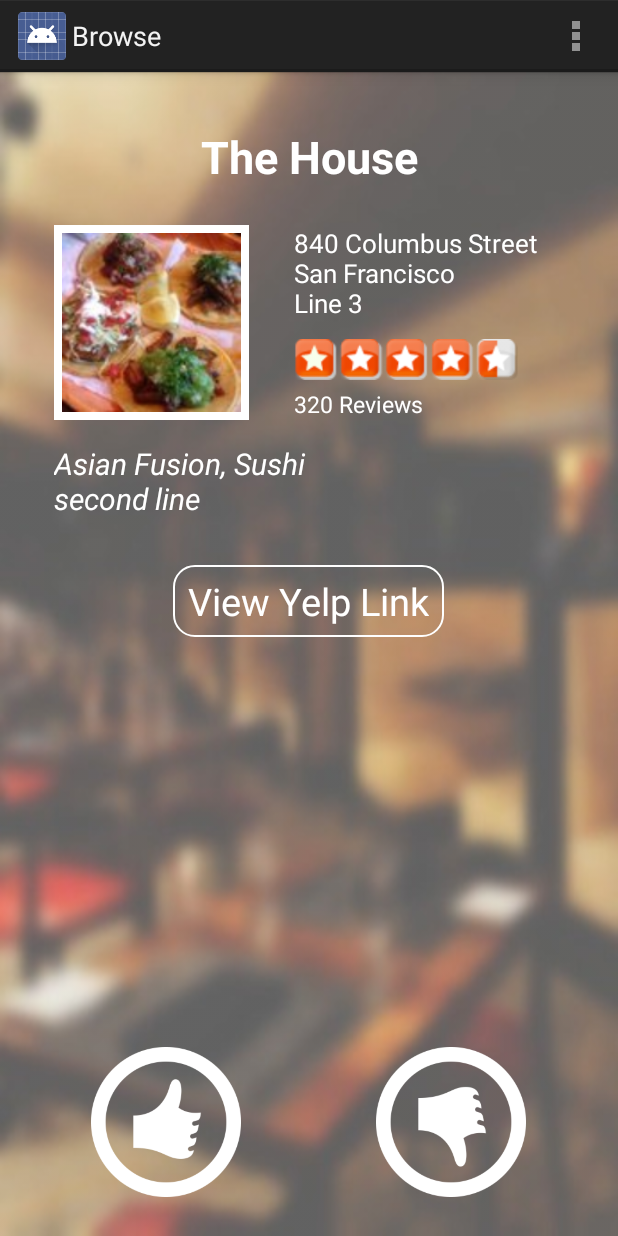
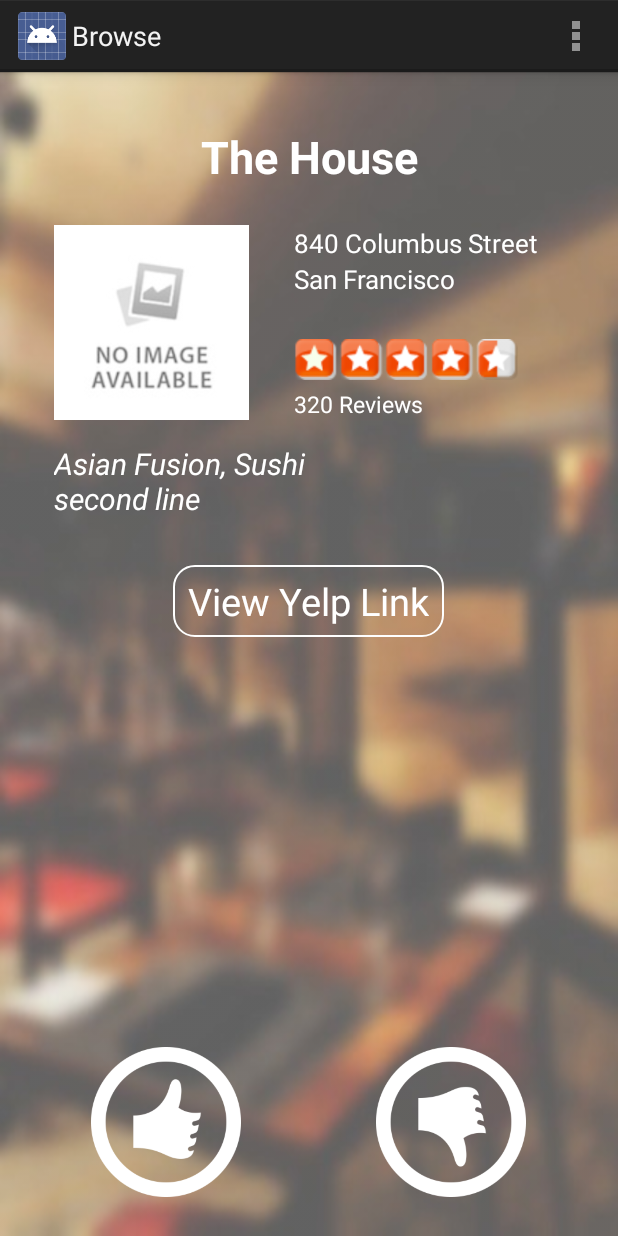
Before and after one commit to calren/Android_EatNow, an Android app: the screen it shows after launch (BrowseActivity), after a tap on "Let me Eat!", on a phone screen of 412 x 824 dp. Run offline under Robolectric (Android 15) with nearby library versions, the phone set to English and light mode, and no system bars; 13 statements that could not run were skipped; 3 other taps on this screen came first.

Commit message:
minor fixes

```diff
--- a/app/src/main/java/com/caren/eatnow/activities/SearchActivity.java
+++ b/app/src/main/java/com/caren/eatnow/activities/SearchActivity.java
@@ -42,12 +42,12 @@ public class SearchActivity extends Activity {
         tvCustom = (TextView) findViewById(R.id.tvCustom);
         btnSearch = (Button) findViewById(R.id.btnSearch);
         etLocation = (EditText) findViewById(R.id.etLocation);
+        pbLoading = (ProgressBar) findViewById(R.id.pbLoading);
 
         setUpListeners();
 
         btnSearch.setOnClickListener(new Button.OnClickListener() {
             public void onClick(View v) {
-                pbLoading = (ProgressBar) findViewById(R.id.pbLoading);
                 pbLoading.setVisibility(ProgressBar.VISIBLE);
                 new YelpAPI(SearchActivity.this).search(getSelectedQuery(), etLocation.getText().toString());
 
@@ -174,4 +174,10 @@ public class SearchActivity extends Activity {
         }
         return super.onOptionsItemSelected(item);
     }
+
+    @Override
+    public void onResume() {
+        super.onResume();
+        pbLoading.setVisibility(ProgressBar.INVISIBLE);
+    }
 }
--- a/app/src/main/java/com/caren/eatnow/models/YelpBusiness.java
+++ b/app/src/main/java/com/caren/eatnow/models/YelpBusiness.java
@@ -14,8 +14,9 @@ public class YelpBusiness implements Serializable {
     private String numOfReviews;
     private String description;
     private String yelpLink;
+    private String city;
 
-    public YelpBusiness(String name, String image, String address, String numOfReviews, String rating, String description, String yelpLink) {
+    public YelpBusiness(String name, String image, String address, String city, String numOfReviews, String rating, String description, String yelpLink) {
         this.name = name;
         this.address = address;
         this.image = image;
@@ -23,6 +24,7 @@ public class YelpBusiness implements Serializable {
         this.rating = rating;
         this.description = description;
         this.yelpLink = yelpLink;
+        this.city = city;
     }
 
     public YelpBusiness(String name) {
@@ -57,4 +59,6 @@ public class YelpBusiness implements Serializable {
     public String getDescription() { return description; }
 
     public String getYelpLink() { return yelpLink; }
+
+    public String getCity() { return city; }
 }
--- a/app/src/main/res/layout/activity_search.xml
+++ b/app/src/main/res/layout/activity_search.xml
@@ -33,7 +33,7 @@
             android:id="@+id/tvLunch"
             android:layout_width="fill_parent"
             android:layout_height="fill_parent"
-            android:background="@drawable/query_circle"
+            android:background="@drawable/query_circle_unselected"
             android:gravity="center"
             android:text="Lunch"
             android:textColor="#FFFFFF"
--- a/app/src/main/res/layout/fragment_search_item.xml
+++ b/app/src/main/res/layout/fragment_search_item.xml
@@ -22,19 +22,30 @@
     <TextView
         android:layout_width="match_parent"
         android:layout_height="wrap_content"
-        android:text="840 Columbus Street \nSan Francisco \nLine 3"
+        android:text="840 Columbus Street \nLine 2"
         android:id="@+id/tvDistance"
         android:textColor="#FFF"
         android:textSize="17sp"
         android:layout_alignTop="@+id/ivImage"
         android:layout_toRightOf="@+id/ivImage"
-        android:layout_marginLeft="30dp"/>
+        android:layout_marginLeft="30dp"
+        android:maxLines="1"/>
+
+    <TextView
+        android:layout_width="match_parent"
+        android:layout_height="wrap_content"
+        android:text="San Francisco"
+        android:id="@+id/tvCity"
+        android:textColor="#FFF"
+        android:textSize="17sp"
+        android:layout_below="@id/tvDistance"
+        android:layout_alignStart="@id/tvDistance"/>
 
     <ImageView
         android:layout_width="130dp"
         android:layout_height="130dp"
         android:id="@+id/ivImage"
-        android:src="@drawable/pistos"
+        android:src="@drawable/noimage"
         android:background="#FFF"
         android:padding="5dp"
         android:layout_below="@+id/tvName"
```
Also changed, not shown: app/src/main/java/com/caren/eatnow/models/TwoStepOAuth.java (deleted, +0 -25 lines), app/src/main/java/com/caren/eatnow/models/YelpAPI.java (+1 -6 lines), app/src/main/res/drawable/query_circle.xml (deleted, +0 -10 lines), app/src/main/res/drawable/fire.png (deleted), app/src/main/res/drawable/food.png (deleted), app/src/main/res/drawable/noimage.jpg (added).
